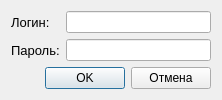
Before: the Qt Designer form toAdmin/lpdialog.ui in Veala/toAdmin, drawn with Qt 5.
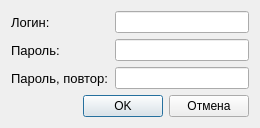
After: the same form once the commit is applied.

Commit message: repeat password

```diff
--- a/toAdmin/lpdialog.ui
+++ b/toAdmin/lpdialog.ui
@@ -6,8 +6,8 @@
    <rect>
     <x>0</x>
     <y>0</y>
-    <width>222</width>
-    <height>99</height>
+    <width>260</width>
+    <height>125</height>
    </rect>
   </property>
   <property name="windowTitle">
@@ -42,6 +42,18 @@
          </property>
         </widget>
        </item>
+       <item>
+        <widget class="QLabel" name="label_3">
+         <property name="font">
+          <font>
+           <pointsize>10</pointsize>
+          </font>
+         </property>
+         <property name="text">
+          <string>Пароль, повтор:</string>
+         </property>
+        </widget>
+       </item>
       </layout>
      </item>
      <item>
@@ -50,7 +62,18 @@
         <widget class="QLineEdit" name="lineEdit"/>
        </item>
        <item>
-        <widget class="QLineEdit" name="lineEdit_2"/>
+        <widget class="QLineEdit" name="lineEdit_2">
+         <property name="echoMode">
+          <enum>QLineEdit::Password</enum>
+         </property>
+        </widget>
+       </item>
+       <item>
+        <widget class="QLineEdit" name="lineEdit_3">
+         <property name="echoMode">
+          <enum>QLineEdit::Password</enum>
+         </property>
+        </widget>
        </item>
       </layout>
      </item>
```
The commit also changes 4 other files.
